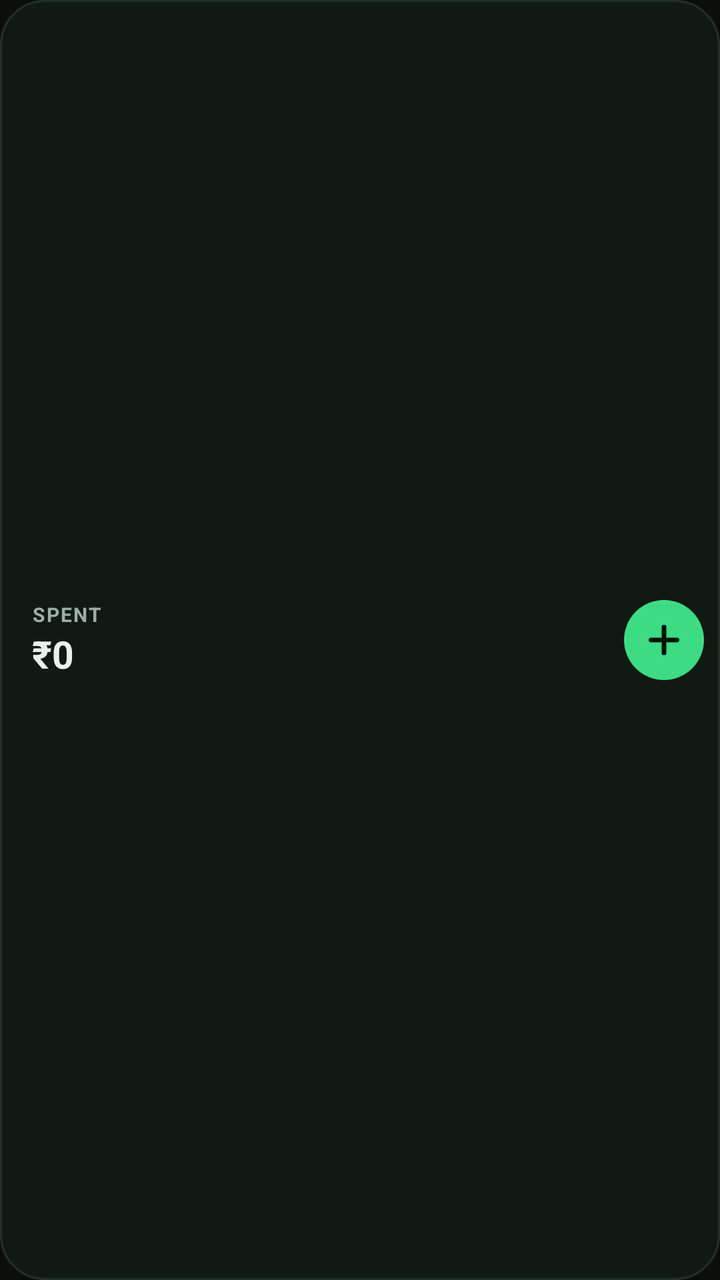
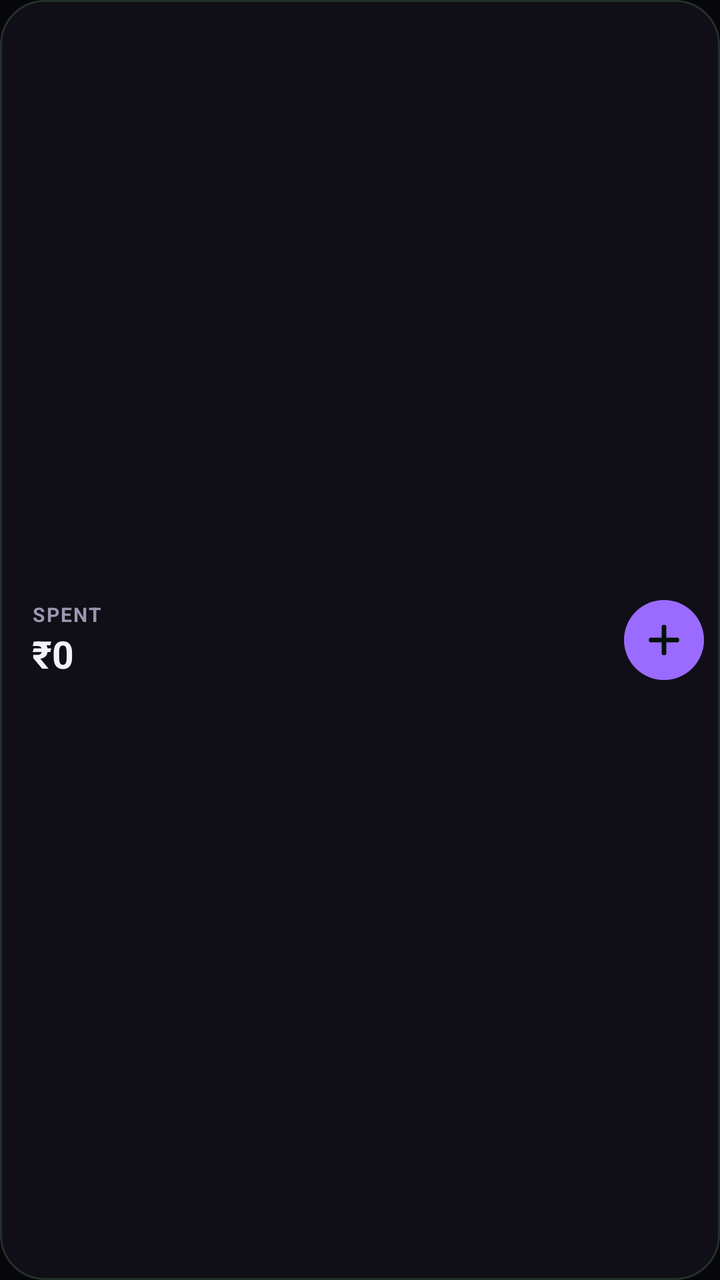

An Android layout rendered at two revisions. The XML below is the earlier revision; the diff shows what the commit changed to produce the second picture.
<!-- AndroidManifest.xml: application theme Theme.Mine -->
<!-- res/layout/widget_expense.xml -->
<?xml version="1.0" encoding="utf-8"?>
<LinearLayout xmlns:android="http://schemas.android.com/apk/res/android"
    android:id="@+id/widget_root"
    android:layout_width="match_parent"
    android:layout_height="match_parent"
    android:background="@drawable/widget_bg"
    android:gravity="center_vertical"
    android:orientation="horizontal"
    android:paddingStart="16dp"
    android:paddingEnd="8dp">

    <LinearLayout
        android:layout_width="0dp"
        android:layout_height="wrap_content"
        android:layout_weight="1"
        android:orientation="vertical">

        <TextView
            android:id="@+id/widget_label"
            android:layout_width="wrap_content"
            android:layout_height="wrap_content"
            android:letterSpacing="0.08"
            android:maxLines="1"
            android:text="SPENT"
            android:textColor="#FF9DB0A4"
            android:textSize="10sp"
            android:textStyle="bold" />

        <TextView
            android:id="@+id/widget_amount"
            android:layout_width="wrap_content"
            android:layout_height="wrap_content"
            android:ellipsize="end"
            android:maxLines="1"
            android:text="₹0"
            android:textColor="#FFE8F1EB"
            android:textSize="19sp"
            android:textStyle="bold" />
    </LinearLayout>

    <ImageView
        android:id="@+id/widget_add"
        android:layout_width="40dp"
        android:layout_height="40dp"
        android:background="@drawable/widget_plus_bg"
        android:contentDescription="Add expense"
        android:padding="9dp"
        android:src="@drawable/ic_widget_plus" />
</LinearLayout>
<!-- resources referenced by this layout -->
<resources>
  <!-- drawable ic_widget_plus (drawable) -->
  <vector xmlns:android="http://schemas.android.com/apk/res/android"
      android:width="22dp" android:height="22dp"
      android:viewportWidth="24" android:viewportHeight="24">
      <path
          android:pathData="M12,5v14M5,12h14"
          android:strokeColor="#FF04140A"
          android:strokeWidth="2.6"
          android:strokeLineCap="round"
          android:fillColor="#00000000" />
  </vector>
  <!-- drawable widget_bg (drawable) -->
  <?xml version="1.0" encoding="utf-8"?>
  <shape xmlns:android="http://schemas.android.com/apk/res/android" android:shape="rectangle">
      <solid android:color="#FF111915" />
      <stroke android:width="1dp" android:color="#FF22302A" />
      <corners android:radius="22dp" />
  </shape>
  <!-- drawable widget_plus_bg (drawable) -->
  <?xml version="1.0" encoding="utf-8"?>
  <shape xmlns:android="http://schemas.android.com/apk/res/android" android:shape="oval">
      <solid android:color="#FF3DDC84" />
  </shape>
  <style name="Theme.Mine" parent="android:Theme.Material.NoActionBar">
          <item name="android:windowBackground">@color/bg</item>
          <item name="android:statusBarColor">@color/bg</item>
          <item name="android:navigationBarColor">@color/surface</item>
          <item name="android:colorAccent">@color/green</item>
          <item name="android:colorPrimary">@color/bg</item>
      </style>
  <color name="bg">#FF0A0F0C</color>
  <color name="surface">#FF111915</color>
  <color name="green">#FF3DDC84</color>
</resources>

<!-- the commit's change to res/layout/widget_expense.xml (unified diff, before → after) -->
@@ -22,7 +22,7 @@
             android:letterSpacing="0.08"
             android:maxLines="1"
             android:text="SPENT"
-            android:textColor="#FF9DB0A4"
+            android:textColor="#FF9C97B0"
             android:textSize="10sp"
             android:textStyle="bold" />
 
@@ -33,7 +33,7 @@
             android:ellipsize="end"
             android:maxLines="1"
             android:text="₹0"
-            android:textColor="#FFE8F1EB"
+            android:textColor="#FFF3F1FA"
             android:textSize="19sp"
             android:textStyle="bold" />
     </LinearLayout>
<!-- resource entries referenced after the edit -->
@@ -14,14 +14,14 @@
   <!-- drawable widget_bg (drawable) -->
   <?xml version="1.0" encoding="utf-8"?>
   <shape xmlns:android="http://schemas.android.com/apk/res/android" android:shape="rectangle">
-      <solid android:color="#FF111915" />
+      <solid android:color="#FF100E17" />
       <stroke android:width="1dp" android:color="#FF22302A" />
       <corners android:radius="22dp" />
   </shape>
   <!-- drawable widget_plus_bg (drawable) -->
   <?xml version="1.0" encoding="utf-8"?>
   <shape xmlns:android="http://schemas.android.com/apk/res/android" android:shape="oval">
-      <solid android:color="#FF3DDC84" />
+      <solid android:color="#FF9B6BFF" />
   </shape>
   <style name="Theme.Mine" parent="android:Theme.Material.NoActionBar">
           <item name="android:windowBackground">@color/bg</item>
@@ -30,8 +30,8 @@
           <item name="android:colorAccent">@color/green</item>
           <item name="android:colorPrimary">@color/bg</item>
       </style>
-  <color name="bg">#FF0A0F0C</color>
-  <color name="surface">#FF111915</color>
-  <color name="green">#FF3DDC84</color>
+  <color name="bg">#FF07060B</color>
+  <color name="surface">#FF07060B</color>
+  <color name="green">#FF9B6BFF</color>
 </resources>
 
